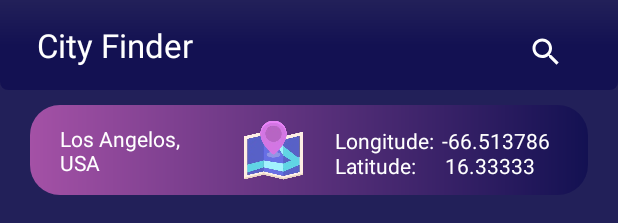
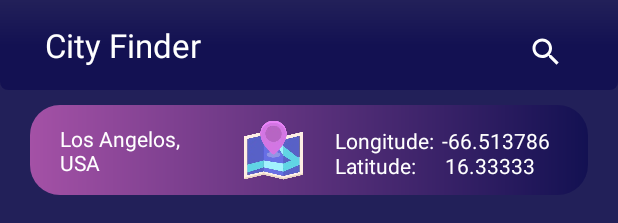
Before and after one commit to Andrew-A-A/CityFinder, an Android app: the layout activity_main.xml on its own in the app's theme, with its tools: preview values and no code run, on a phone screen of 412 x 824 dp. Shown: the top 223 px of the screen. Run offline under Robolectric (Android 15) with nearby library versions, the phone set to English and light mode, and no system bars; network calls fail.

Commit message:
Set edit text hint color

```diff
--- a/app/src/main/res/layout/activity_main.xml
+++ b/app/src/main/res/layout/activity_main.xml
@@ -17,7 +17,7 @@
         app:layout_constraintHorizontal_bias="1.0"
         app:layout_constraintStart_toStartOf="parent"
         app:layout_constraintTop_toTopOf="parent"
-        app:titleMarginStart="25dp"
+        app:titleMarginStart="30dp"
         app:title="City Finder"
         app:titleTextColor="@color/white">
 
--- a/app/src/main/res/layout/view_search.xml
+++ b/app/src/main/res/layout/view_search.xml
@@ -51,6 +51,7 @@
             android:inputType="text"
             android:textColor="@color/purple5"
             android:singleLine="true"
+            android:textColorHint="@color/grey"
             android:autofillHints="false"
             android:hint="@string/search_for_cities"
             android:layout_toStartOf="@id/execute_search_button"
--- a/app/src/main/res/values/colors.xml
+++ b/app/src/main/res/values/colors.xml
@@ -8,6 +8,7 @@
     <color name="purple3">#9251AD</color>
     <color name="purple2">#A451A6</color>
     <color name="purple1">#F7F3FF</color>
+    <color name="grey">#656566</color>
     <color name="transparent">#00000000</color>">
 
 </resources>
```
